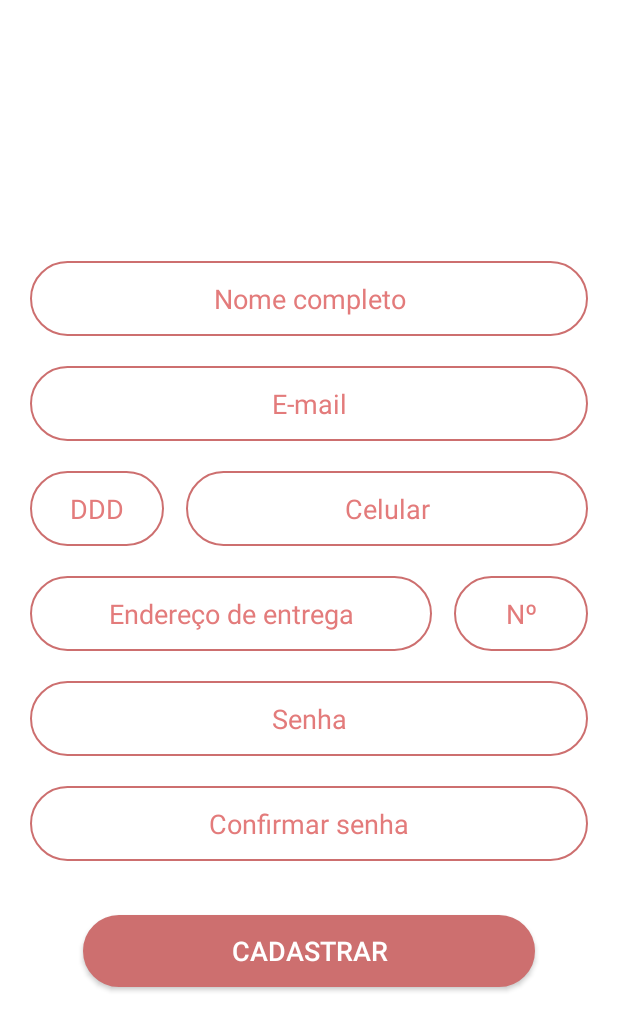
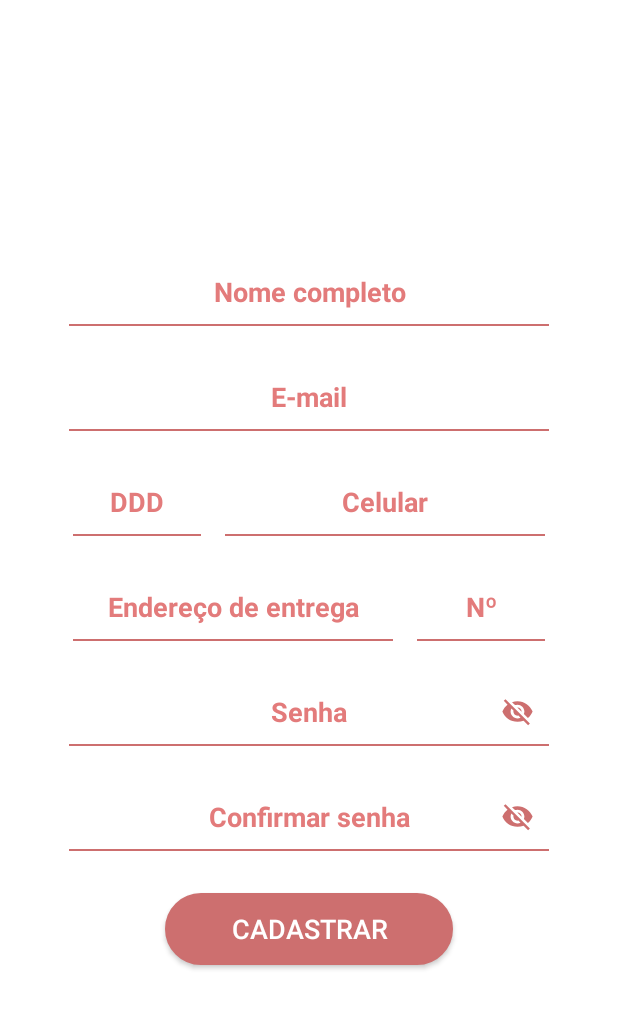
Before and after one commit to caioreigot/girafa-doces, an Android app: the SignUpActivity screen opened directly, with no data from a screen before it, on a phone screen of 412 x 824 dp. Shown: the top 1031 px of the screen. Run offline under Robolectric (Android 15) with nearby library versions, the phone set to English and light mode, and no system bars.

Commit message:
Tela de cadastro reformulada (ainda não finalizada)

```diff
--- a/app/src/main/java/com/github/caioreigot/girafadoces/presentation/login/ForgotPasswordDialog.kt
+++ b/app/src/main/java/com/github/caioreigot/girafadoces/presentation/login/ForgotPasswordDialog.kt
@@ -15,6 +15,7 @@ import com.github.caioreigot.girafadoces.R
 class ForgotPasswordDialog(private val loginViewModel: LoginViewModel) : DialogFragment() {
 
     lateinit var forgotPasswordViewFlipper: ViewFlipper
+    lateinit var forgotPasswordBackBtn: Button
 
     override fun onCreate(savedInstanceState: Bundle?) {
         super.onCreate(savedInstanceState)
@@ -34,6 +35,7 @@ class ForgotPasswordDialog(private val loginViewModel: LoginViewModel) : DialogF
         super.onViewCreated(view, savedInstanceState)
 
         forgotPasswordViewFlipper = dialog!!.findViewById(R.id.forgot_password_dialog_view_flipper)
+        forgotPasswordBackBtn = dialog!!.findViewById(R.id.forgot_password_dialog_back_btn)
 
         dialog?.window?.setLayout(
             WindowManager.LayoutParams.MATCH_PARENT,
@@ -48,6 +50,10 @@ class ForgotPasswordDialog(private val loginViewModel: LoginViewModel) : DialogF
             loginViewModel.sendPasswordResetEmail(emailET.text.toString())
         }
 
+        forgotPasswordBackBtn.setOnClickListener {
+            dialog?.dismiss()
+        }
+
         loginViewModel.forgotPasswordBtnViewFlipper.observe(this, {
             it?.let { childToDisplay ->
                 forgotPasswordViewFlipper.displayedChild = childToDisplay
--- a/app/src/main/java/com/github/caioreigot/girafadoces/presentation/signup/SignUpActivity.kt
+++ b/app/src/main/java/com/github/caioreigot/girafadoces/presentation/signup/SignUpActivity.kt
@@ -1,8 +1,9 @@
 package com.github.caioreigot.girafadoces.presentation.signup
 
 import android.os.Bundle
-import android.telephony.PhoneNumberFormattingTextWatcher
-import android.text.TextUtils
+import android.text.InputType
+import android.text.InputType.*
+import android.text.method.PasswordTransformationMethod
 import android.util.Log
 import android.view.KeyEvent
 import android.view.View
@@ -14,9 +15,10 @@ import com.github.caioreigot.girafadoces.data.model.MessageType
 import com.github.caioreigot.girafadoces.data.remote.auth.FirebaseAuthDataSource
 import com.github.caioreigot.girafadoces.presentation.base.BaseActivity
 
+
 class SignUpActivity : BaseActivity() {
 
-    lateinit var rootView: LinearLayout
+    lateinit var rootView: RelativeLayout
 
     lateinit var fullNameET: EditText
     lateinit var emailET: EditText
@@ -25,7 +27,9 @@ class SignUpActivity : BaseActivity() {
     lateinit var deliveryAddressET: EditText
     lateinit var postalNumberET: EditText
     lateinit var passwordET: EditText
+    lateinit var passwordVisibilityBtn: Button
     lateinit var confirmPasswordET: EditText
+    lateinit var confirmPasswordVisibilityBtn: Button
 
     lateinit var viewFlipper: ViewFlipper
     lateinit var signUpButton: Button
@@ -51,7 +55,9 @@ class SignUpActivity : BaseActivity() {
         deliveryAddressET = findViewById(R.id.sign_up_delivery_adress_et)
         postalNumberET = findViewById(R.id.sign_up_postal_number_et)
         passwordET = findViewById(R.id.sign_up_password_et)
+        passwordVisibilityBtn = findViewById(R.id.sign_up_password_visibility_button)
         confirmPasswordET = findViewById(R.id.sign_up_confirm_password_et)
+        confirmPasswordVisibilityBtn = findViewById(R.id.sign_up_confirm_password_visibility_button)
 
         viewFlipper = findViewById(R.id.sign_up_vf)
         signUpButton = findViewById(R.id.sign_up_btn)
@@ -71,6 +77,26 @@ class SignUpActivity : BaseActivity() {
             )
 
             hideKeyboard()
+        }
+
+        passwordVisibilityBtn.setOnClickListener {
+            //passwordET.inputType == TYPE_CLASS_TEXT or TYPE_TEXT_VARIATION_PASSWORD
+            //passwordET.inputType == TYPE_CLASS_TEXT | TYPE_TEXT_VARIATION_VISIBLE_PASSWORD
+            if (passwordET.inputType == TYPE_CLASS_TEXT or TYPE_TEXT_VARIATION_PASSWORD) {
+                val cursorPosition = passwordET.selectionStart
+
+                passwordET.inputType = (TYPE_CLASS_TEXT or TYPE_TEXT_VARIATION_VISIBLE_PASSWORD)
+                passwordET.setSelection(cursorPosition)
+
+                //TODO: Trocar background do button
+            } else {
+                val cursorPosition = passwordET.selectionStart
+
+                passwordET.inputType = (TYPE_CLASS_TEXT or TYPE_TEXT_VARIATION_PASSWORD)
+                passwordET.setSelection(cursorPosition)
+
+                //TODO: Trocar background do button
+            }
         }
 
         confirmPasswordET.setOnEditorActionListener(object : TextView.OnEditorActionListener {
--- /dev/null
+++ b/app/src/main/res/drawable/ic_baseline_arrow_back_24.xml
@@ -0,0 +1,5 @@
+<vector android:height="24dp" android:tint="#FFFFFF"
+    android:viewportHeight="24" android:viewportWidth="24"
+    android:width="24dp" xmlns:android="http://schemas.android.com/apk/res/android">
+    <path android:fillColor="@android:color/white" android:pathData="M20,11H7.83l5.59,-5.59L12,4l-8,8 8,8 1.41,-1.41L7.83,13H20v-2z"/>
+</vector>
--- /dev/null
+++ b/app/src/main/res/drawable/ic_baseline_visibility_24.xml
@@ -0,0 +1,5 @@
+<vector android:height="24dp" android:tint="#FFFFFF"
+    android:viewportHeight="24" android:viewportWidth="24"
+    android:width="24dp" xmlns:android="http://schemas.android.com/apk/res/android">
+    <path android:fillColor="@android:color/white" android:pathData="M12,4.5C7,4.5 2.73,7.61 1,12c1.73,4.39 6,7.5 11,7.5s9.27,-3.11 11,-7.5c-1.73,-4.39 -6,-7.5 -11,-7.5zM12,17c-2.76,0 -5,-2.24 -5,-5s2.24,-5 5,-5 5,2.24 5,5 -2.24,5 -5,5zM12,9c-1.66,0 -3,1.34 -3,3s1.34,3 3,3 3,-1.34 3,-3 -1.34,-3 -3,-3z"/>
+</vector>
--- /dev/null
+++ b/app/src/main/res/drawable/ic_baseline_visibility_off_24.xml
@@ -0,0 +1,5 @@
+<vector android:height="24dp" android:tint="#FFFFFF"
+    android:viewportHeight="24" android:viewportWidth="24"
+    android:width="24dp" xmlns:android="http://schemas.android.com/apk/res/android">
+    <path android:fillColor="@android:color/white" android:pathData="M12,7c2.76,0 5,2.24 5,5 0,0.65 -0.13,1.26 -0.36,1.83l2.92,2.92c1.51,-1.26 2.7,-2.89 3.43,-4.75 -1.73,-4.39 -6,-7.5 -11,-7.5 -1.4,0 -2.74,0.25 -3.98,0.7l2.16,2.16C10.74,7.13 11.35,7 12,7zM2,4.27l2.28,2.28 0.46,0.46C3.08,8.3 1.78,10.02 1,12c1.73,4.39 6,7.5 11,7.5 1.55,0 3.03,-0.3 4.38,-0.84l0.42,0.42L19.73,22 21,20.73 3.27,3 2,4.27zM7.53,9.8l1.55,1.55c-0.05,0.21 -0.08,0.43 -0.08,0.65 0,1.66 1.34,3 3,3 0.22,0 0.44,-0.03 0.65,-0.08l1.55,1.55c-0.67,0.33 -1.41,0.53 -2.2,0.53 -2.76,0 -5,-2.24 -5,-5 0,-0.79 0.2,-1.53 0.53,-2.2zM11.84,9.02l3.15,3.15 0.02,-0.16c0,-1.66 -1.34,-3 -3,-3l-0.17,0.01z"/>
+</vector>
--- a/app/src/main/res/drawable/sign_up_edit_text_bg.xml
+++ b/app/src/main/res/drawable/sign_up_edit_text_bg.xml
@@ -1,16 +1,9 @@
 <?xml version="1.0" encoding="utf-8"?>
-<shape xmlns:android="http://schemas.android.com/apk/res/android">
-    <solid android:color="@null" />
-
-    <stroke
-        android:width="1.5dp"
-        android:color="@color/primaryPink" />
-
-    <corners android:radius="50dp" />
-
-    <padding
-        android:bottom="0dp"
-        android:left="0dp"
-        android:right="0dp"
-        android:top="0dp" />
-</shape>
+<layer-list xmlns:android="http://schemas.android.com/apk/res/android">
+    <item android:top="-8dp" android:left="-8dp" android:right="-8dp" android:bottom="2dp">
+        <shape>
+            <!--<solid android:color="#FFFFFFFF"/>-->
+            <stroke android:color="@color/primaryPink" android:width="1dp"/>
+        </shape>
+    </item>
+</layer-list>
--- a/app/src/main/res/layout/activity_sign_up.xml
+++ b/app/src/main/res/layout/activity_sign_up.xml
@@ -1,24 +1,27 @@
 <?xml version="1.0" encoding="utf-8"?>
 
-<LinearLayout xmlns:android="http://schemas.android.com/apk/res/android"
+<RelativeLayout xmlns:android="http://schemas.android.com/apk/res/android"
     xmlns:tools="http://schemas.android.com/tools"
     android:id="@+id/sign_up_root_view"
     android:layout_width="match_parent"
     android:layout_height="match_parent"
-    android:layout_gravity="center"
     android:background="@color/white"
     android:clickable="true"
     android:descendantFocusability="beforeDescendants"
     android:focusable="true"
     android:focusableInTouchMode="true"
     android:gravity="center"
-    android:orientation="vertical"
     tools:context=".presentation.login.LoginActivity">
+
+    <LinearLayout
+        android:layout_width="wrap_content"
+        android:layout_height="wrap_content"
+        android:gravity="center"
+        android:orientation="vertical">
 
         <EditText
             android:id="@+id/sign_up_full_name_et"
-        style="@style/SignUpEditTextWithMargin"
-        android:layout_marginTop="20dp"
+            style="@style/SignUpEditText"
             android:hint="@string/full_name"
             android:inputType="textCapSentences"
             android:nextFocusDown="@+id/sign_up_email_et"
@@ -26,7 +29,7 @@
 
         <EditText
             android:id="@+id/sign_up_email_et"
-        style="@style/SignUpEditTextWithMargin"
+            style="@style/SignUpEditText"
             android:layout_marginTop="20dp"
             android:hint="@string/email"
             android:inputType="textEmailAddress"
@@ -34,19 +37,16 @@
             tools:ignore="Autofill" />
 
         <LinearLayout
-        android:layout_width="match_parent"
+            android:layout_width="wrap_content"
             android:layout_height="wrap_content"
             android:layout_marginTop="20dp"
-        android:orientation="horizontal"
-        android:weightSum="1">
+            android:orientation="horizontal">
 
             <EditText
                 android:id="@+id/sign_up_phone_ddd_et"
-            style="@style/SignUpEditTextNoMargin"
-            android:layout_width="0dp"
-            android:layout_marginStart="20dp"
-            android:layout_marginEnd="7dp"
-            android:layout_weight="0.25"
+                style="@style/SignUpEditText"
+                android:layout_marginEnd="8dp"
+                android:ems="4"
                 android:hint="@string/phone_number_ddd"
                 android:inputType="number"
                 android:nextFocusDown="@+id/sign_up_phone_et"
@@ -54,31 +54,26 @@
 
             <EditText
                 android:id="@+id/sign_up_phone_et"
-            style="@style/SignUpEditTextNoMargin"
-            android:layout_width="0dp"
-            android:layout_marginStart="7dp"
-            android:layout_marginEnd="20dp"
-            android:layout_weight="0.75"
+                style="@style/SignUpEditText"
+                android:layout_marginStart="8dp"
+                android:ems="10"
                 android:hint="@string/phone_number"
                 android:inputType="number"
                 android:nextFocusDown="@+id/sign_up_delivery_adress_et"
-            tools:ignore="Autofill" />
+                tools:ignore="Autofill,TextFields" />
         </LinearLayout>
 
         <LinearLayout
-        android:layout_width="match_parent"
+            android:layout_width="wrap_content"
             android:layout_height="wrap_content"
             android:layout_marginTop="20dp"
-        android:orientation="horizontal"
-        android:weightSum="1">
+            android:orientation="horizontal">
 
             <EditText
                 android:id="@+id/sign_up_delivery_adress_et"
-            style="@style/SignUpEditTextNoMargin"
-            android:layout_width="0dp"
-            android:layout_marginStart="20dp"
-            android:layout_marginEnd="7dp"
-            android:layout_weight="0.75"
+                style="@style/SignUpEditText"
+                android:layout_marginEnd="8dp"
+                android:ems="10"
                 android:hint="@string/delivery_adress"
                 android:inputType="textPostalAddress"
                 android:nextFocusDown="@+id/sign_up_postal_number_et"
@@ -86,49 +81,78 @@
 
             <EditText
                 android:id="@+id/sign_up_postal_number_et"
-            style="@style/SignUpEditTextNoMargin"
-            android:layout_width="0dp"
-            android:layout_marginStart="7dp"
-            android:layout_marginEnd="20dp"
-            android:layout_weight="0.25"
+                style="@style/SignUpEditText"
+                android:layout_marginStart="8dp"
+                android:ems="4"
                 android:hint="@string/postal_number_char"
                 android:inputType="number"
                 android:nextFocusDown="@+id/sign_up_password_et"
                 tools:ignore="Autofill" />
         </LinearLayout>
 
+        <RelativeLayout
+            android:layout_width="wrap_content"
+            android:layout_height="wrap_content"
+            android:layout_marginTop="20dp">
+
             <EditText
                 android:id="@+id/sign_up_password_et"
-        style="@style/SignUpEditTextWithMargin"
-        android:layout_marginTop="20dp"
+                style="@style/SignUpEditText"
                 android:hint="@string/password"
                 android:importantForAutofill="no"
                 android:inputType="textPassword"
                 android:nextFocusDown="@+id/sign_up_confirm_password_et" />
 
+            <androidx.appcompat.widget.AppCompatButton
+                android:id="@+id/sign_up_password_visibility_button"
+                style="@style/PinkButton"
+                android:layout_width="22dp"
+                android:layout_height="22dp"
+                android:layout_centerVertical="true"
+                android:layout_marginEnd="10dp"
+                android:layout_alignEnd="@id/sign_up_password_et"
+                android:background="@drawable/ic_baseline_visibility_off_24"/>
+        </RelativeLayout>
+
+        <RelativeLayout
+            android:layout_width="wrap_content"
+            android:layout_height="wrap_content"
+            android:layout_marginTop="20dp">
+
             <EditText
                 android:id="@+id/sign_up_confirm_password_et"
-        style="@style/SignUpEditTextWithMargin"
-        android:layout_marginTop="20dp"
+                style="@style/SignUpEditText"
                 android:hint="@string/confirm_password"
-        android:imeOptions="actionSend"
                 android:importantForAutofill="no"
-        android:inputType="textPassword" />
+                android:inputType="textPassword"
+                android:nextFocusDown="@+id/sign_up_confirm_password_et" />
+
+            <androidx.appcompat.widget.AppCompatButton
+                android:id="@+id/sign_up_confirm_password_visibility_button"
+                style="@style/PinkButton"
+                android:layout_width="22dp"
+                android:layout_height="22dp"
+                android:layout_centerVertical="true"
+                android:layout_marginEnd="10dp"
+                android:layout_alignEnd="@id/sign_up_confirm_password_et"
+                android:background="@drawable/ic_baseline_visibility_off_24"/>
+        </RelativeLayout>
 
         <ViewFlipper
             android:id="@+id/sign_up_vf"
             android:layout_width="match_parent"
             android:layout_height="70dp"
-        android:layout_marginTop="25dp">
+            android:layout_marginTop="15dp">
 
             <android.widget.Button
                 android:id="@+id/sign_up_btn"
-            android:layout_width="match_parent"
+                android:layout_width="wrap_content"
                 android:layout_height="48dp"
                 android:layout_gravity="center"
                 android:layout_marginStart="55dp"
                 android:layout_marginEnd="55dp"
                 android:background="@drawable/sign_up_button_bg"
+                android:ems="9"
                 android:text="@string/sign_up"
                 android:textColor="@color/white"
                 android:textSize="18sp" />
@@ -143,3 +167,5 @@
         </ViewFlipper>
 
     </LinearLayout>
+
+</RelativeLayout>
--- a/app/src/main/res/layout/forgot_password_dialog.xml
+++ b/app/src/main/res/layout/forgot_password_dialog.xml
@@ -1,12 +1,24 @@
 <?xml version="1.0" encoding="utf-8"?>
-<LinearLayout xmlns:android="http://schemas.android.com/apk/res/android"
+<RelativeLayout xmlns:android="http://schemas.android.com/apk/res/android"
     xmlns:app="http://schemas.android.com/apk/res-auto"
     xmlns:tools="http://schemas.android.com/tools"
     android:layout_width="match_parent"
     android:layout_height="match_parent"
     android:background="@color/primaryPink"
     android:focusable="true"
-    android:focusableInTouchMode="true"
+    android:focusableInTouchMode="true">
+
+    <androidx.appcompat.widget.AppCompatButton
+        android:id="@+id/forgot_password_dialog_back_btn"
+        android:layout_marginStart="20dp"
+        android:layout_marginTop="25dp"
+        android:layout_width="40dp"
+        android:layout_height="40dp"
+        android:background="@drawable/ic_baseline_arrow_back_24" />
+
+    <LinearLayout
+        android:layout_width="match_parent"
+        android:layout_height="match_parent"
         android:gravity="center"
         android:orientation="vertical">
 
@@ -25,7 +37,6 @@
         <EditText
             android:id="@+id/forgot_password_dialog_email_et"
             style="@style/LoginEditTextNoPadding"
-        android:textColorHint="@color/beige"
             android:layout_width="match_parent"
             android:layout_height="50dp"
             android:layout_marginTop="25dp"
@@ -35,6 +46,7 @@
             android:paddingStart="20dp"
             android:paddingEnd="20dp"
             android:textColor="@color/white"
+            android:textColorHint="@color/beige"
             android:textSize="20sp"
             tools:ignore="TextFields" />
 
@@ -67,3 +79,5 @@
         </ViewFlipper>
 
     </LinearLayout>
+
+</RelativeLayout>
--- a/app/src/main/res/values/themes.xml
+++ b/app/src/main/res/values/themes.xml
@@ -51,9 +51,11 @@
         <item name="android:paddingEnd">50dp</item>
     </style>
 
-    <style name="SignUpEditTextNoMargin">
-        <item name="android:layout_width">match_parent</item>
+    <style name="SignUpEditText">
+        <item name="android:layout_width">wrap_content</item>
         <item name="android:layout_height">@dimen/EditTextHeight</item>
+
+        <item name="android:ems">15</item>
 
         <item name="android:paddingStart">12dp</item>
         <item name="android:paddingEnd">12dp</item>
@@ -64,11 +66,7 @@
         <item name="android:scrollHorizontally">true</item>
         <item name="android:singleLine">true</item>
         <item name="android:textColorHint">@color/pinkHintColor</item>
-    </style>
-
-    <style name="SignUpEditTextWithMargin" parent="SignUpEditTextNoMargin">
-        <item name="android:layout_marginStart">20dp</item>
-        <item name="android:layout_marginEnd">20dp</item>
+        <item name="android:textStyle">bold</item>
     </style>
 
     <style name="FullScreenDialog">
@@ -81,4 +79,8 @@
         <item name="android:windowSoftInputMode">stateUnspecified|adjustPan</item>
     </style>
 
+    <style name="PinkButton" parent="Base.TextAppearance.AppCompat.Button" >
+        <item name="backgroundTint">@color/primaryPink</item>
+    </style>
+
 </resources>
```
Lines whose indentation alone changed are shown as unchanged.
